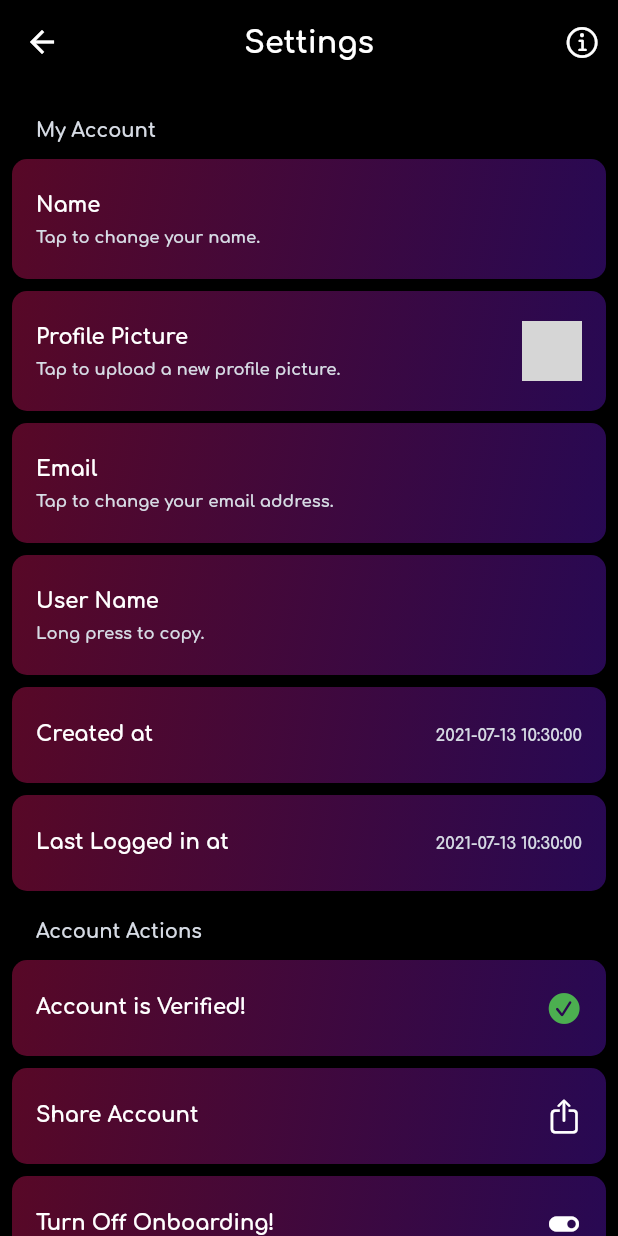
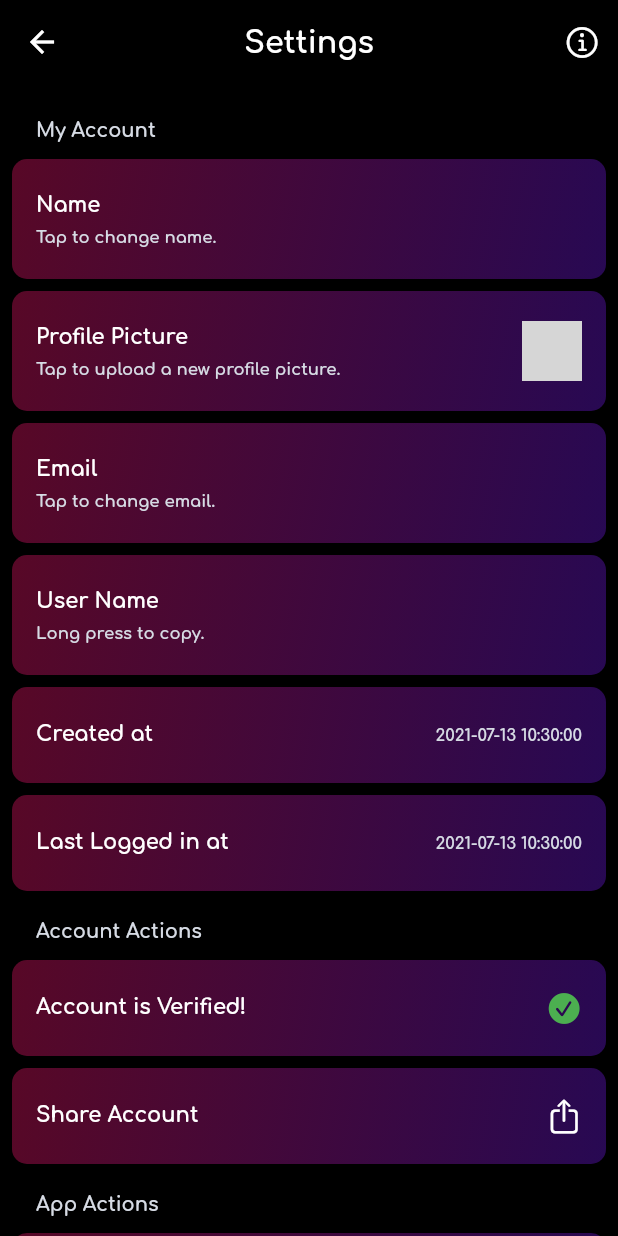
Before and after one commit to devShakib015/vvc, a Flutter app: the BottomNavBarPage screen opened directly, item 3 of the bottom bar chosen, after a tap on the "settings" icon, on a phone screen of 412 x 824 dp. Run offline on Flutter 3.47's test engine with Material 2 defaults, Android fonts, the phone set to English and light mode, and no system bars; our stand-ins replace cloud_firestore, firebase_auth, firebase_core, firebase_storage, flutter_markdown, flutter_spinkit and 9 more; missing offline and left inert: cloud_firestore_web, firebase_auth_web, firebase_core_web, firebase_storage_web, google_sign_in_web, image_picker_for_web; accounts and stored records are empty; network calls fail; grey boxes are pictures that could not be loaded.

Commit message:
Multi language Implemented

```diff
--- a/lib/controllers/storage_controller/storage_controller.dart
+++ b/lib/controllers/storage_controller/storage_controller.dart
@@ -5,6 +5,7 @@ class StorageController extends GetxController {
   final _box = GetStorage();
   final String _onBoardingStorageKey = "isOnBoardingShown";
   final String _saveLoginInfoKey = "loginInfo";
+  final String _languageIndexStorageKey = "languageIndex";
 
   //onBoarding Storage
   late bool _onBoardingValue;
@@ -35,6 +36,13 @@ class StorageController extends GetxController {
     }
   }
 
+  //Language Storage
+  int langIndex = 0;
+
+  void updateLanguageIndex(int index) async {
+    await _box.write(_languageIndexStorageKey, index);
+  }
+
   @override
   void onInit() {
     _onBoardingValue = _box.read(_onBoardingStorageKey) ?? false;
@@ -60,6 +68,12 @@ class StorageController extends GetxController {
       }
     });
 
+    langIndex = _box.read(_languageIndexStorageKey) ?? 0;
+
+    _box.listenKey(_languageIndexStorageKey, (index) {
+      langIndex = index;
+    });
+
     super.onInit();
   }
 }
--- a/lib/main.dart
+++ b/lib/main.dart
@@ -8,6 +8,7 @@ import 'package:vvc/constants/style_constants.dart';
 import 'package:vvc/controllers/storage_controller/storage_controller.dart';
 import 'package:vvc/utils/error_page.dart';
 import 'package:vvc/utils/loading_page.dart';
+import 'package:vvc/utils/vvc_multi_language.dart';
 import 'package:vvc/views/auth/auth_view.dart';
 import 'package:vvc/views/onboarding/onboarding_view.dart';
 
@@ -24,6 +25,7 @@ class App extends StatefulWidget {
 
 class _AppState extends State<App> {
   final Future<FirebaseApp> _initialization = Firebase.initializeApp();
+  final StorageController _storageController = Get.put(StorageController());
 
   @override
   Widget build(BuildContext context) {
@@ -42,6 +44,8 @@ class _AppState extends State<App> {
       ),
       defaultTransition: Transition.cupertino,
       transitionDuration: Duration(milliseconds: 500),
+      translations: VvcMultiLanguage(),
+      locale: vvcLanguages[_storageController.langIndex].locale,
       home: FutureBuilder(
         future: _initialization,
         builder: (context, snapshot) {
@@ -59,7 +63,7 @@ class _AppState extends State<App> {
 }
 
 class VVC extends StatelessWidget {
-  final StorageController _storageController = Get.put(StorageController());
+  final StorageController _storageController = Get.find<StorageController>();
 
   @override
   Widget build(BuildContext context) {
--- /dev/null
+++ b/lib/utils/vvc_multi_language.dart
@@ -0,0 +1,182 @@
+import 'package:flutter/cupertino.dart';
+import 'package:get/get.dart';
+import 'package:vvc/models/vvc_language.dart';
+
+List<VvcLanguage> vvcLanguages = [
+  VvcLanguage(name: "English", locale: Locale("en", "US")),
+  VvcLanguage(name: "বাংলা", locale: Locale("bn", "BD")),
+];
+
+class VvcMultiLanguage extends Translations {
+  @override
+  Map<String, Map<String, String>> get keys => {
+        "en_US": {
+          //Error
+
+          "error": "Something went wrong!",
+          "error_title": "Error!",
+
+          //Loading
+
+          "loading": "Loading...",
+
+          //Error Page
+          "error_message":
+              "There might be issues about internet connection or the page is not available. Please be patient and try again. If the app doesn't work as expected, check your internet connection and relaunch the app. Thank you!",
+          "reload": "Reload!",
+
+          //Auth
+
+          //Login
+
+          "login": "Login",
+          "login_email": "Email",
+          "login_password": "Password",
+          "login_email_error": "Invalid Email!",
+          "login_password_error":
+              "Password must be at least 6 characters long!",
+          "login_remember": "Remember Me!",
+          "login_forgot_password": "Forgot Password?",
+          "login_continue_with": "Or Continue with,",
+          "login_facebook": "Facebook Login",
+          "login_google": "Google Login",
+          "login_new_user": "New User?",
+          "login_go_to_sign_up": "Sign Up Using Email!",
+          "login_no_user_found": 'No user found for that email.',
+          "login_wrong_password": 'Wrong password provided for that user.',
+
+          //Reset Password
+
+          "reset_password": "Reset Password!",
+          "reset_password_send": "Send Reset Request",
+          "reset_password_request_sent": "Request Sent!",
+          "reset_password_message":
+              "A password reset email is sent to your mail. Check and reset your password!",
+          "reset_password_user_not_found": "User Not Found!",
+
+          //Sign Up
+
+          "signUp": "Sign Up",
+          "signUp_email": "Email",
+          "signUp_username": "Username",
+          "signUp_password": "Password",
+          "signUp_confirm_password": "Confirm Password",
+          "signUp_email_error": "Invalid Email!",
+          "signUp_username_error":
+              "username must be at least 5 characters long!",
+          "signUp_password_error":
+              "Password must be at least 6 characters long!",
+          "signUp_password_dont_match": "Passwords do not match!",
+          "signUp_remember": "Remember Me!",
+
+          "signUp_already_user": "Already a user? ",
+          "signUp_go_to_login": "Log In!",
+          "privacy_policy": "Privacy Policy",
+          "terms_and_conditions": "Terms and Conditions!",
+          "and": " and ",
+          "privacy_terms_sentence": "I have read and agree to the ",
+          "privacy_terms_title": "Privacy, Terms and Condtions",
+          "privacy_terms_message":
+              "Please read and accept our privacy policy and terms to create an account!",
+
+          "signUp_username_exists": 'User name already exists.',
+          "signUp_user_exists": 'The account already exists for that email.',
+
+          //Home
+          'home': "Home",
+
+          //Contacts
+          'contacts': "Contacts",
+
+          //Profile
+          'profile': "Profile",
+
+          //Settings
+          'settings': "Settings",
+        },
+        "bn_BD": {
+          //Error
+
+          "error": "কোনো একটা সমস্যা হয়েছে!",
+          "error_title": "ত্রুটি!",
+
+          //Loading
+
+          "loading": "লোড হচ্ছে...",
+
+          //Error Page
+          "error_message":
+              "ইন্টারনেট সংযোগে সমস্যা থাকতে পারে বা এই পেজটি নাই। দয়া করে ধৈর্য ধরুন এবং আবার চেষ্টা করুন। যদি অ্যাপটি আশানুরুপ কাজ না করে তবে আপনার ইন্টারনেট সংযোগ পরীক্ষা করে অ্যাপটি পুনরায় চালু করুন।",
+          "reload": "পুনরায় লোড করুন!",
+
+          //Auth
+
+          //Login
+
+          "login": "লগইন",
+          "login_email": "ইমেইল",
+          "login_password": "পাসওয়ার্ড",
+          "login_email_error": "ভুল ইমেইল",
+          "login_password_error": "পাসওয়ার্ড অন্তত ৬ অক্ষর দীর্ঘ হতে হবে!!",
+          "login_remember": "মনে রাখুন!",
+          "login_forgot_password": "পাসওয়ার্ড ভুলে গেছেন?",
+          "login_continue_with": "অথবা লগইন করুন,",
+          "login_facebook": "ফেসবুক লগইন",
+          "login_google": "গুগল লগইন",
+          "login_new_user": "নতুন ব্যবহারকারী?",
+          "login_go_to_sign_up": "ইমেইল ব্যবহার করে সাইন আপ করুন!",
+          "login_no_user_found":
+              "এই ইমেইলের কোনও ব্যবহারকারীকে পাওয়া যায় নি।",
+          "login_wrong_password":
+              'এই ব্যবহারকারীর জন্য ভুল পাসওয়ার্ড প্রদান করা হয়েছে।',
+
+          //Reset password
+
+          "reset_password": "পাসওয়ার্ড রিসেট করুন!",
+          "reset_password_send": "রিসেট রিকুয়েস্ট পাঠান",
+          "reset_password_request_sent": "অনুরোধ পাঠানো হল!",
+          "reset_password_message":
+              "আপনার মেইলে একটি পাসওয়ার্ড রিসেট ইমেল পাঠানো হয়েছে। ইমেইল চেক করুন এবং পুনরায় পাসওয়ার্ড সেট করুন!",
+          "reset_password_user_not_found": "কোনো ব্যবহারকারী পাওয়া যায় নি!",
+
+          //Sign Up
+
+          "signUp": "সাইন আপ",
+          "signUp_email": "ইমেইল",
+          "signUp_username": "ইউজারনেম",
+          "signUp_password": "পাসওয়ার্ড",
+          "signUp_confirm_password": "পাসওয়ার্ড পুনরায় লিখুন",
+          "signUp_email_error": "ভুল ইমেইল",
+          "signUp_username_error": "ইউজারনেম অন্তত ৫ অক্ষর দীর্ঘ হতে হবে!",
+          "signUp_password_error": "পাসওয়ার্ড অন্তত ৬ অক্ষর দীর্ঘ হতে হবে!",
+          "signUp_password_dont_match": "পাসওয়ার্ড মিলছে না!",
+          "signUp_remember": "মনে রাখুন!",
+
+          "signUp_already_user": "ইতিমধ্যে একজন ব্যবহারকারী? ",
+          "signUp_go_to_login": "লগইন",
+          "privacy_policy": "গোপনীয়তা নীতি",
+          "terms_and_conditions": "শর্তাবলী!",
+          "and": " এবং ",
+          "privacy_terms_sentence": "আমি পড়েছি এবং একমত হয়েছি - ",
+          "privacy_terms_title": "গোপনীয়তা নীতি এবং শর্তাবলী",
+          "privacy_terms_message":
+              "দয়া করে একটি অ্যাকাউন্ট তৈরি করতে আমাদের গোপনীয়তা নীতি এবং শর্তাবলী পড়ুন এবং স্বীকার করুন!",
+
+          "signUp_username_exists": "এই ইউজারনেম ব্যবহার করা হয়েছে!",
+          "signUp_user_exists":
+              'ইতিমধ্যেই এই ইমেলের জন্য একটি অ্যাকাউন্ট বিদ্যমান।',
+
+          //Home
+          'home': "হোম",
+
+          //Contacts
+          'contacts': "কন্টাক্টস",
+
+          //Profile
+          'profile': "প্রোফাইল",
+
+          //Settings
+          'settings': "সেটিংস",
+        },
+      };
+}
--- a/lib/views/Profile/profile_view.dart
+++ b/lib/views/Profile/profile_view.dart
@@ -3,7 +3,7 @@ import 'package:flutter/material.dart';
 import 'package:get/get.dart';
 import 'package:vvc/constants/color_constants.dart';
 import 'package:vvc/views/profile/components/profile_body.dart';
-import 'package:vvc/views/profile/components/settings.dart';
+import 'package:vvc/views/settings/settings.dart';
 import 'package:vvc/widgets/vvc_app_bar_title.dart';
 
 class ProfileView extends StatelessWidget {
@@ -14,7 +14,7 @@ class ProfileView extends StatelessWidget {
     return Scaffold(
       backgroundColor: VvcColors.bgColor,
       appBar: AppBar(
-        title: VvcAppBarTitle(text: "Profile"),
+        title: VvcAppBarTitle(text: "profile".tr),
         actions: [
           Builder(
             builder: (context) {
@@ -23,7 +23,7 @@ class ProfileView extends StatelessWidget {
                 onPressed: () => Get.to(
                   () => SettingsPage(),
                 ),
-                tooltip: "Settings",
+                tooltip: "settings".tr,
               );
             },
           ),
--- a/lib/views/bottom_nav_bar/bottom_nav_bar.dart
+++ b/lib/views/bottom_nav_bar/bottom_nav_bar.dart
@@ -73,15 +73,15 @@ class _BottomNavBarPageState extends State<BottomNavBarPage> {
           tabs: [
             GButton(
               icon: CupertinoIcons.home,
-              text: 'Home',
+              text: 'home'.tr,
             ),
             GButton(
               icon: CupertinoIcons.person_2,
-              text: 'Contacts',
+              text: 'contacts'.tr,
             ),
             GButton(
               icon: CupertinoIcons.person,
-              text: 'Profile',
+              text: 'profile'.tr,
             )
           ],
         ),
--- a/lib/views/contacts/contact_view.dart
+++ b/lib/views/contacts/contact_view.dart
@@ -1,5 +1,6 @@
 import 'package:flutter/material.dart';
 import 'package:vvc/widgets/vvc_app_bar_title.dart';
+import 'package:get/get.dart';
 
 class ContactView extends StatelessWidget {
   const ContactView({Key? key}) : super(key: key);
@@ -8,7 +9,7 @@ class ContactView extends StatelessWidget {
   Widget build(BuildContext context) {
     return Scaffold(
       appBar: AppBar(
-        title: VvcAppBarTitle(text: "Contacts"),
+        title: VvcAppBarTitle(text: "contacts".tr),
       ),
       body: Container(
         child: Center(
--- a/lib/views/home/home_view.dart
+++ b/lib/views/home/home_view.dart
@@ -1,5 +1,6 @@
 import 'package:flutter/material.dart';
 import 'package:vvc/widgets/vvc_app_bar_title.dart';
+import 'package:get/get.dart';
 
 class HomeView extends StatelessWidget {
   const HomeView({Key? key}) : super(key: key);
@@ -8,7 +9,7 @@ class HomeView extends StatelessWidget {
   Widget build(BuildContext context) {
     return Scaffold(
       appBar: AppBar(
-        title: VvcAppBarTitle(text: "Home"),
+        title: VvcAppBarTitle(text: 'home'.tr),
       ),
       body: Container(
         child: Center(
--- a/lib/views/profile/components/profile_body.dart
+++ b/lib/views/profile/components/profile_body.dart
@@ -1,16 +1,12 @@
 import 'package:flutter/material.dart';
-import 'package:get/get.dart';
 import 'package:vvc/constants/style_constants.dart';
-import 'package:vvc/controllers/auth_controller/auth_controller.dart';
-import 'package:vvc/controllers/profile_controller/profile_controller.dart';
-import 'package:vvc/widgets/vvc_elevated_button.dart';
 
 class ProfileBody extends StatelessWidget {
   ProfileBody({
     Key? key,
   }) : super(key: key);
 
-  final ProfileController _profileController = Get.find<ProfileController>();
+  // final ProfileController _profileController = Get.find<ProfileController>();
 
   @override
   Widget build(BuildContext context) {
--- a/lib/views/profile/components/settings.dart
+++ b/lib/views/settings/settings.dart
@@ -9,11 +9,11 @@ import 'package:vvc/constants/color_constants.dart';
 import 'package:vvc/constants/image_constants.dart';
 import 'package:vvc/constants/style_constants.dart';
 import 'package:vvc/controllers/auth_controller/auth_controller.dart';
-import 'package:vvc/controllers/profile_controller/profile_controller.dart';
 import 'package:vvc/controllers/settings_controller/settings_controller.dart';
 import 'package:vvc/controllers/storage_controller/storage_controller.dart';
 import 'package:vvc/utils/privacy_policy.dart';
 import 'package:vvc/utils/terms_and_conditions.dart';
+import 'package:vvc/utils/vvc_multi_language.dart';
 import 'package:vvc/widgets/vvc_app_bar_title.dart';
 import 'package:vvc/widgets/vvc_bottom_sheet.dart';
 import 'package:vvc/widgets/vvc_card.dart';
@@ -34,7 +34,7 @@ class SettingsPage extends StatelessWidget {
   Widget build(BuildContext context) {
     return Scaffold(
       appBar: AppBar(
-        title: VvcAppBarTitle(text: "Settings"),
+        title: VvcAppBarTitle(text: "settings".tr),
         actions: [
           IconButton(
             onPressed: () {
@@ -65,6 +65,8 @@ class SettingsPage extends StatelessWidget {
 
               VvcMenuTitleCard(child: VvcSubHeading(text: "My Account")),
 
+              //!Name Card
+
               VvcCard(
                 onPressed: () {
                   VvcBottomSheet.showBottomSheet(
@@ -73,11 +75,22 @@ class SettingsPage extends StatelessWidget {
                 },
                 child: Obx(() => ListTile(
                       title: Text("Name"),
-                      subtitle: VvcSmallText(text: "Tap to change your name."),
-                      trailing: VvcSmallText(
-                          text: _settingsController.user.name ?? "No name"),
+                      subtitle: Row(
+                        mainAxisAlignment: MainAxisAlignment.spaceBetween,
+                        crossAxisAlignment: CrossAxisAlignment.start,
+                        children: [
+                          Expanded(
+                            child: VvcSmallText(text: "Tap to change name."),
+                          ),
+                          VvcStyle.defaultHorizontalSpacer,
+                          VvcSmallText(
+                              text: _settingsController.user.name ?? "No name")
+                        ],
+                      ),
                     )),
               ),
+
+              //!Profile Picture Card
 
               VvcCard(
                 onPressed: _settingsController.updateUserProfilePic,
@@ -100,18 +113,29 @@ class SettingsPage extends StatelessWidget {
                     )),
               ),
 
+              //!Email Card
+
               VvcCard(
                 onPressed: () {
                   VvcBottomSheet.showBottomSheet(child: _changeEmailForm());
                 },
                 child: Obx(() => ListTile(
                       title: Text("Email"),
-                      subtitle: VvcSmallText(
-                          text: "Tap to change your email address."),
-                      trailing:
+                      subtitle: Row(
+                        mainAxisAlignment: MainAxisAlignment.spaceBetween,
+                        crossAxisAlignment: CrossAxisAlignment.start,
+                        children: [
+                          Expanded(
+                            child: VvcSmallText(text: "Tap to change email."),
+                          ),
+                          VvcStyle.defaultHorizontalSpacer,
                           VvcSmallText(text: _settingsController.user.email),
+                        ],
+                      ),
                     )),
               ),
+
+              //!User Name Card
 
               VvcCard(
                 onLongPressed: () async {
@@ -127,11 +151,20 @@ class SettingsPage extends StatelessWidget {
                 },
                 child: Obx(() => ListTile(
                       title: Text("User Name"),
-                      subtitle: VvcSmallText(text: "Long press to copy."),
-                      trailing:
+                      subtitle: Row(
+                        mainAxisAlignment: MainAxisAlignment.spaceBetween,
+                        crossAxisAlignment: CrossAxisAlignment.start,
+                        children: [
+                          Expanded(
+                              child: VvcSmallText(text: "Long press to copy.")),
+                          VvcStyle.defaultHorizontalSpacer,
                           VvcSmallText(text: _settingsController.user.userName),
+                        ],
+                      ),
                     )),
               ),
+
+              //!Created BY Card
 
               for (var i = 0;
                   i < _authController.getCurrentUser!.providerData.length;
@@ -148,6 +181,8 @@ class SettingsPage extends StatelessWidget {
                   ),
                 ),
 
+              //!Created AT Card
+
               VvcCard(
                 child: ListTile(
                   title: Text("Created at"),
@@ -158,6 +193,8 @@ class SettingsPage extends StatelessWidget {
                           .substring(0, 19)),
                 ),
               ),
+
+              //!Last Logged In Card
 
               VvcCard(
                 child: ListTile(
@@ -173,6 +210,8 @@ class SettingsPage extends StatelessWidget {
               //!Account Actions
 
               VvcMenuTitleCard(child: VvcSubHeading(text: "Account Actions")),
+
+              //!Account Verification Card
 
               _authController.getCurrentUser != null
                   ? Obx(() => VvcCard(
@@ -206,6 +245,8 @@ class SettingsPage extends StatelessWidget {
                       ))
                   : Container(),
 
+              //!Change Password Card
+
               for (var i = 0;
                   i < _authController.getCurrentUser!.providerData.length;
                   i++)
@@ -222,6 +263,9 @@ class SettingsPage extends StatelessWidget {
                         ),
                       )
                     : Container(),
+
+              //!Share Account Card
+
               VvcCard(
                 onPressed: () async {
                   await Share.share(
@@ -232,6 +276,12 @@ class SettingsPage extends StatelessWidget {
                   trailing: Icon(CupertinoIcons.share_up),
                 ),
               ),
+
+              //!App Actions
+
+              VvcMenuTitleCard(child: VvcSubHeading(text: "App Actions")),
+
+              //!Onboarding Card
 
               Obx(() => VvcCard(
                     onPressed: () {
@@ -249,9 +299,53 @@ class SettingsPage extends StatelessWidget {
                           ),
                   )),
 
+              //!Language Card
+
+              VvcCard(
+                onPressed: () {
+                  VvcBottomSheet.showBottomSheet(
+                      child: Container(
+                    child: Column(
+                      children: [
+                        VvcSubHeading(text: "Select Language!"),
+                        Expanded(
+                          child: ListView(
+                            children: vvcLanguages.map((language) {
+                              return Obx(() => ListTile(
+                                    title: Text(language.name),
+                                    trailing: Checkbox(
+                                      onChanged: (value) {
+                                        _settingsController
+                                                .currentLangIndex.value =
+                                            vvcLanguages.indexOf(language);
+                                        Get.updateLocale(language.locale);
+                                        _settingsController
+                                            .updateLanguageIndexStorage(
+                                                vvcLanguages.indexOf(language));
+                                      },
+                                      value: _settingsController
+                                              .currentLangIndex.value ==
+                                          vvcLanguages.indexOf(language),
+                                    ),
+                                  ));
+                            }).toList(),
+                          ),
+                        ),
+                      ],
+                    ),
+                  ));
+                },
+                child: ListTile(
+                  title: Text("Change Language"),
+                  trailing: Icon(Icons.translate_rounded),
+                ),
+              ),
+
               //!About App
 
               VvcMenuTitleCard(child: VvcSubHeading(text: "About App")),
+
+              //!About card
 
               VvcCard(
                 onPressed: () {
@@ -266,6 +360,9 @@ class SettingsPage extends StatelessWidget {
                   trailing: Icon(Icons.business),
                 ),
               ),
+
+              //!Privacy Policy Card
+
               VvcCard(
                 onPressed: () {
                   VvcBottomSheet.showBottomSheet(
@@ -278,6 +375,9 @@ class SettingsPage extends StatelessWidget {
                   trailing: Icon(Icons.security),
                 ),
               ),
+
+              //!Terms And Condition Card
+
               VvcCard(
                 onPressed: () {
                   VvcBottomSheet.showBottomSheet(
--- a/lib/widgets/vvc_dialog.dart
+++ b/lib/widgets/vvc_dialog.dart
@@ -72,7 +72,7 @@ class VvcDialog {
             Padding(
               padding: const EdgeInsets.only(top: 25),
               child: Text(
-                message ?? "Loading...",
+                message ?? "loading".tr,
                 textAlign: TextAlign.center,
               ),
             ),
--- a/lib/widgets/vvc_snackbar.dart
+++ b/lib/widgets/vvc_snackbar.dart
@@ -36,10 +36,10 @@ class VvcSnackBar {
   }
 
   static void showErrorSnackBar(
-      {required String message, int durationInSecond = 1}) {
+      {required String message, int durationInSecond = 2}) {
     showSnackBar(
       durationInSecond: durationInSecond,
-      title: "Error!",
+      title: "error_title".tr,
       message: message,
       isErrorBar: true,
     );
```
Also changed, not shown: lib/controllers/auth_controller/auth_controller.dart (+17 -24 lines), lib/controllers/settings_controller/settings_controller.dart (+12 -3 lines), lib/models/vvc_language.dart (added, +10 -0 lines), lib/utils/error_page.dart (+4 -4 lines), lib/views/auth/auth_pages/login_page.dart (+19 -17 lines), lib/views/auth/auth_pages/sign_up_page.dart (+18 -18 lines), 1 other file.
